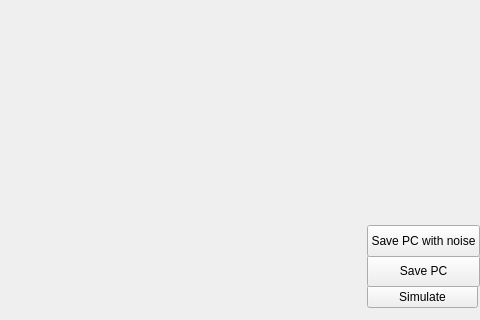
Above: Src/GUI/simulation/EnvironmentSimulator/simulatemapwindow.ui from madmilla/THO78-Roborescue before the change; both pictures show x 193 to 673 and y 155 to 475 of the 673 by 475 pixel window. Below: the same form after it.
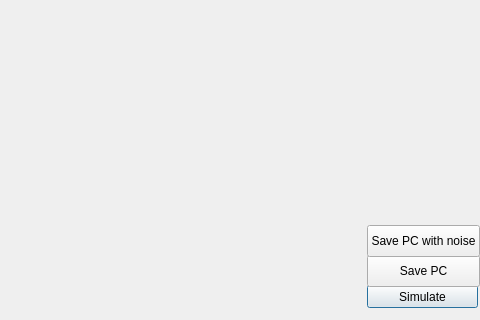
That is the form after the change.

```diff
--- a/Src/GUI/simulation/EnvironmentSimulator/simulatemapwindow.ui
+++ b/Src/GUI/simulation/EnvironmentSimulator/simulatemapwindow.ui
@@ -1,7 +1,7 @@
 <?xml version="1.0" encoding="UTF-8"?>
 <ui version="4.0">
  <class>SimulateMapWindow</class>
- <widget class="QWidget" name="SimulateMapWindow">
+ <widget class="QDialog" name="SimulateMapWindow">
   <property name="geometry">
    <rect>
     <x>0</x>
```
